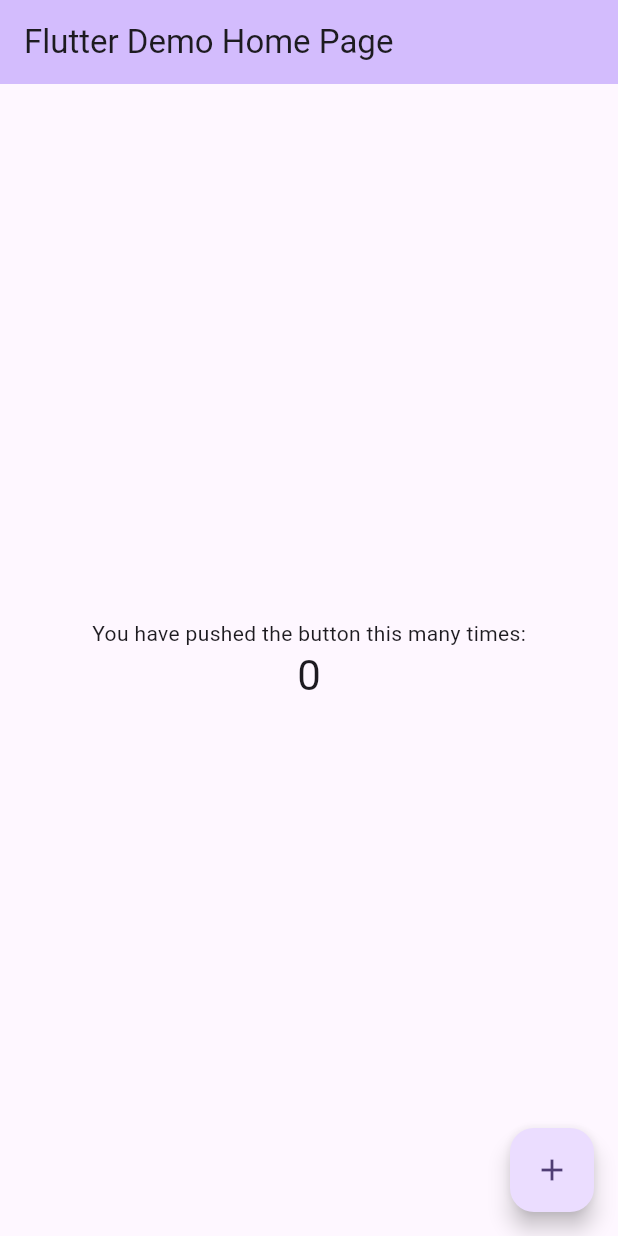
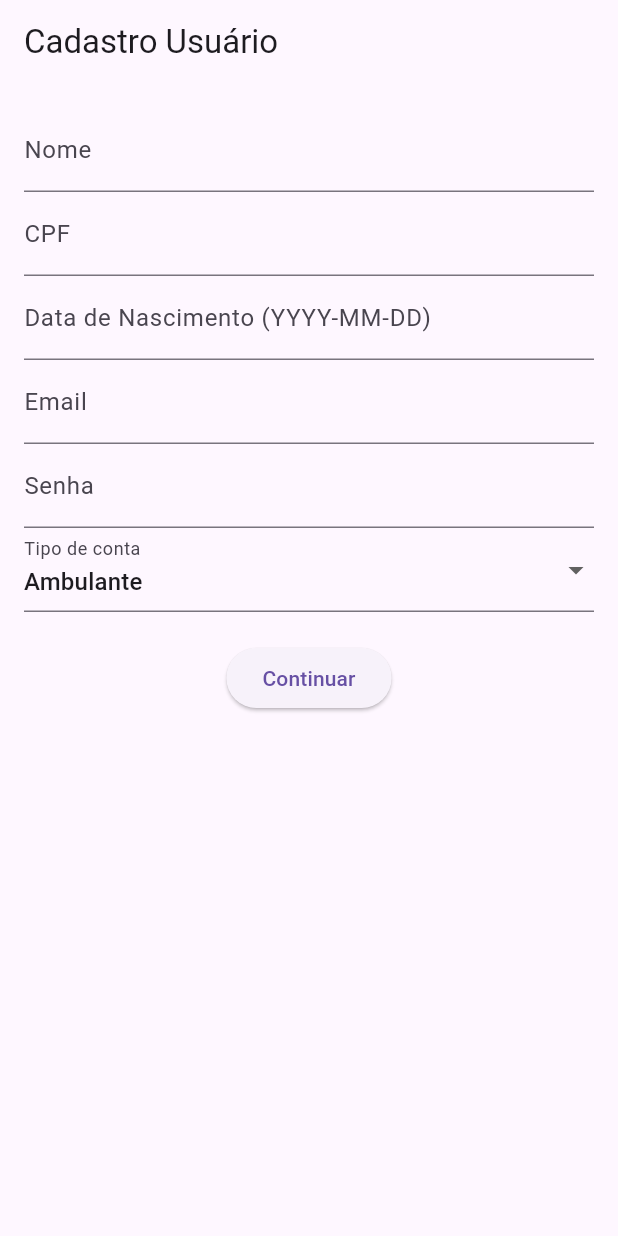
Before and after one commit to Zidan-09/Zimerc, a Flutter app: the screen it shows after launch, on a phone screen of 412 x 824 dp. Run offline on Flutter 3.47's test engine with Material 3 defaults, Android fonts, the phone set to English and light mode, and no system bars.

Commit message:
Iniciando frontend

```diff
--- a/frontend/zimerc/lib/main.dart
+++ b/frontend/zimerc/lib/main.dart
@@ -1,4 +1,5 @@
 import 'package:flutter/material.dart';
+import 'screens/register_user_screen.dart';
 
 void main() {
   runApp(const MyApp());
@@ -6,117 +7,12 @@ void main() {
 
 class MyApp extends StatelessWidget {
   const MyApp({super.key});
-
-  // This widget is the root of your application.
   @override
   Widget build(BuildContext context) {
     return MaterialApp(
-      title: 'Flutter Demo',
-      theme: ThemeData(
-        // This is the theme of your application.
-        //
-        // TRY THIS: Try running your application with "flutter run". You'll see
-        // the application has a purple toolbar. Then, without quitting the app,
-        // try changing the seedColor in the colorScheme below to Colors.green
-        // and then invoke "hot reload" (save your changes or press the "hot
-        // reload" button in a Flutter-supported IDE, or press "r" if you used
-        // the command line to start the app).
-        //
-        // Notice that the counter didn't reset back to zero; the application
-        // state is not lost during the reload. To reset the state, use hot
-        // restart instead.
-        //
-        // This works for code too, not just values: Most code changes can be
-        // tested with just a hot reload.
-        colorScheme: ColorScheme.fromSeed(seedColor: Colors.deepPurple),
-      ),
-      home: const MyHomePage(title: 'Flutter Demo Home Page'),
+      title: 'Cadastro',
+      theme: ThemeData(primarySwatch: Colors.blue),
+      home: const RegisterUserScreen(),
     );
   }
 }
-
-class MyHomePage extends StatefulWidget {
-  const MyHomePage({super.key, required this.title});
-
-  // This widget is the home page of your application. It is stateful, meaning
-  // that it has a State object (defined below) that contains fields that affect
-  // how it looks.
-
-  // This class is the configuration for the state. It holds the values (in this
-  // case the title) provided by the parent (in this case the App widget) and
-  // used by the build method of the State. Fields in a Widget subclass are
-  // always marked "final".
-
-  final String title;
-
-  @override
-  State<MyHomePage> createState() => _MyHomePageState();
-}
-
-class _MyHomePageState extends State<MyHomePage> {
-  int _counter = 0;
-
-  void _incrementCounter() {
-    setState(() {
-      // This call to setState tells the Flutter framework that something has
-      // changed in this State, which causes it to rerun the build method below
-      // so that the display can reflect the updated values. If we changed
-      // _counter without calling setState(), then the build method would not be
-      // called again, and so nothing would appear to happen.
-      _counter++;
-    });
-  }
-
-  @override
-  Widget build(BuildContext context) {
-    // This method is rerun every time setState is called, for instance as done
-    // by the _incrementCounter method above.
-    //
-    // The Flutter framework has been optimized to make rerunning build methods
-    // fast, so that you can just rebuild anything that needs updating rather
-    // than having to individually change instances of widgets.
-    return Scaffold(
-      appBar: AppBar(
-        // TRY THIS: Try changing the color here to a specific color (to
-        // Colors.amber, perhaps?) and trigger a hot reload to see the AppBar
-        // change color while the other colors stay the same.
-        backgroundColor: Theme.of(context).colorScheme.inversePrimary,
-        // Here we take the value from the MyHomePage object that was created by
-        // the App.build method, and use it to set our appbar title.
-        title: Text(widget.title),
-      ),
-      body: Center(
-        // Center is a layout widget. It takes a single child and positions it
-        // in the middle of the parent.
-        child: Column(
-          // Column is also a layout widget. It takes a list of children and
-          // arranges them vertically. By default, it sizes itself to fit its
-          // children horizontally, and tries to be as tall as its parent.
-          //
-          // Column has various properties to control how it sizes itself and
-          // how it positions its children. Here we use mainAxisAlignment to
-          // center the children vertically; the main axis here is the vertical
-          // axis because Columns are vertical (the cross axis would be
-          // horizontal).
-          //
-          // TRY THIS: Invoke "debug painting" (choose the "Toggle Debug Paint"
-          // action in the IDE, or press "p" in the console), to see the
-          // wireframe for each widget.
-          mainAxisAlignment: MainAxisAlignment.center,
-          children: <Widget>[
-            const Text('You have pushed the button this many times:'),
-            Text(
-              '$_counter',
-              style: Theme.of(context).textTheme.headlineMedium,
-            ),
-          ],
-        ),
-      ),
-      floatingActionButton: FloatingActionButton(
-        onPressed: _incrementCounter,
-        tooltip: 'Increment',
-        child: const Icon(Icons.add),
-      ), // This trailing comma makes auto-formatting nicer for build methods.
-    );
-  }
-}
--- /dev/null
+++ b/frontend/zimerc/lib/screens/register_user_screen.dart
@@ -0,0 +1,141 @@
+import 'package:flutter/material.dart';
+import '../services/auth_service.dart';
+import 'register_company_screen.dart';
+
+class RegisterUserScreen extends StatefulWidget {
+  final String? companyId;
+
+  const RegisterUserScreen({this.companyId, super.key});
+
+  @override
+  State<RegisterUserScreen> createState() => _RegisterUserScreenState();
+}
+
+class _RegisterUserScreenState extends State<RegisterUserScreen> {
+  final _formKey = GlobalKey<FormState>();
+  final _authService = AuthService(baseUrl: 'https://localhost:3333');
+
+  final _nameController = TextEditingController();
+  final _cpfController = TextEditingController();
+  final _dobController = TextEditingController();
+  final _emailController = TextEditingController();
+  final _passwordController = TextEditingController();
+
+  String _selectedUserType = 'AMBULANT'; // Padrão
+
+  String? _validateEmail(String? value) {
+    if (value == null || value.isEmpty) return 'Preencha o email';
+    final emailRegex = RegExp(r'^[^@]+@[^@]+\.[^@]+');
+    if (!emailRegex.hasMatch(value)) return 'Email inválido';
+    return null;
+  }
+
+  String? _validatePassword(String? value) {
+    if (value == null || value.isEmpty) return 'Preencha a senha';
+    if (value.length < 8) return 'Senha deve ter ao menos 8 caracteres';
+    return null;
+  }
+
+  Future<void> _nextOrRegister() async {
+    if (_formKey.currentState!.validate()) {
+      final userData = {
+        'name': _nameController.text,
+        'cpf': _cpfController.text,
+        'dob': _dobController.text,
+        'email': _emailController.text,
+        'password': _passwordController.text,
+        'user_type': _selectedUserType,
+      };
+
+      if (widget.companyId != null) {
+        userData['company_id'] = widget.companyId!;
+      }
+
+      if (_selectedUserType == 'OWNER') {
+        Navigator.push(
+          context,
+          MaterialPageRoute(
+            builder: (context) => RegisterCompanyScreen(userData: userData),
+          ),
+        );
+      } else {
+        try {
+          await _authService.register(user: userData);
+          ScaffoldMessenger.of(context).showSnackBar(
+            SnackBar(content: Text('Cadastro realizado!')),
+          );
+        } catch (e) {
+          ScaffoldMessenger.of(context).showSnackBar(
+            SnackBar(content: Text('Erro: $e')),
+          );
+        }
+      }
+    }
+  }
+
+  @override
+  Widget build(BuildContext context) {
+    return Scaffold(
+      appBar: AppBar(title: Text('Cadastro Usuário')),
+      body: SingleChildScrollView(
+        padding: EdgeInsets.all(16),
+        child: Form(
+          key: _formKey,
+          child: Column(
+            children: [
+              TextFormField(
+                controller: _nameController,
+                decoration: InputDecoration(labelText: 'Nome'),
+                validator: (value) =>
+                    value == null || value.isEmpty ? 'Preencha o nome' : null,
+              ),
+              TextFormField(
+                controller: _cpfController,
+                decoration: InputDecoration(labelText: 'CPF'),
+                keyboardType: TextInputType.number,
+                validator: (value) =>
+                    value == null || value.isEmpty ? 'Preencha o CPF' : null,
+              ),
+              TextFormField(
+                controller: _dobController,
+                decoration: InputDecoration(labelText: 'Data de Nascimento (YYYY-MM-DD)'),
+                validator: (value) =>
+                    value == null || value.isEmpty ? 'Preencha a data' : null,
+              ),
+              TextFormField(
+                controller: _emailController,
+                decoration: InputDecoration(labelText: 'Email'),
+                keyboardType: TextInputType.emailAddress,
+                validator: _validateEmail,
+              ),
+              TextFormField(
+                controller: _passwordController,
+                decoration: InputDecoration(labelText: 'Senha'),
+                obscureText: true,
+                validator: _validatePassword,
+              ),
+              DropdownButtonFormField<String>(
+                value: _selectedUserType,
+                items: [
+                  DropdownMenuItem(value: 'AMBULANT', child: Text('Ambulante')),
+                  DropdownMenuItem(value: 'OWNER', child: Text('Dono de empresa')),
+                ],
+                onChanged: (value) {
+                  setState(() {
+                    _selectedUserType = value!;
+                  });
+                },
+                decoration: InputDecoration(labelText: 'Tipo de conta'),
+              ),
+              SizedBox(height: 20),
+              ElevatedButton(
+                onPressed: _nextOrRegister,
+                child: Text('Continuar'),
+              ),
+            ],
+          ),
+        ),
+      ),
+    );
+  }
+}
--- a/frontend/zimerc/pubspec.yaml
+++ b/frontend/zimerc/pubspec.yaml
@@ -30,6 +30,8 @@ environment:
 dependencies:
   flutter:
     sdk: flutter
+  mask_text_input_formatter: ^2.4.0
+  http: ^1.2.1
 
   # The following adds the Cupertino Icons font to your application.
   # Use with the CupertinoIcons class for iOS style icons.
```
Also changed, not shown: frontend/zimerc/lib/screens/register_company_screen.dart (added, +127 -0 lines), frontend/zimerc/lib/services/auth_service.dart (added, +32 -0 lines), frontend/zimerc/lib/screens/home.dart (added), frontend/zimerc/lib/screens/login.dart (added), frontend/zimerc/lib/screens/map.dart (added), frontend/zimerc/lib/screens/reports.dart (added), frontend/zimerc/lib/screens/sell.dart (added), frontend/zimerc/lib/screens/settings.dart (added), frontend/zimerc/lib/screens/stock.dart (added), frontend/zimerc/pubspec.lock, 4 other files.
